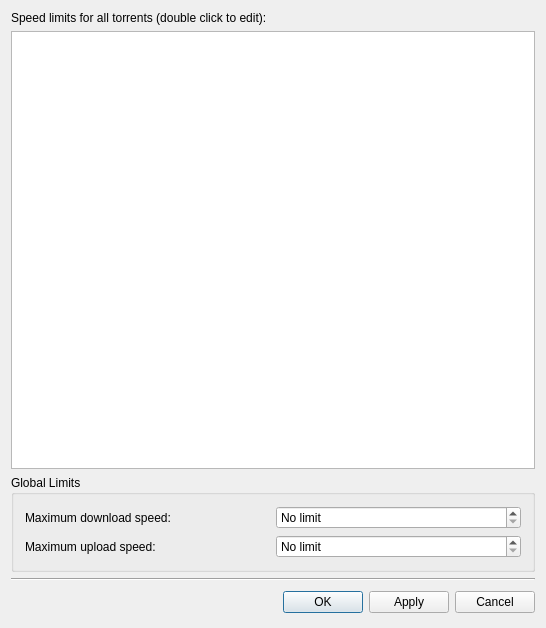
KDE/ktorrent, file ktorrent/speedlimitsdlg.ui: the form before one commit.
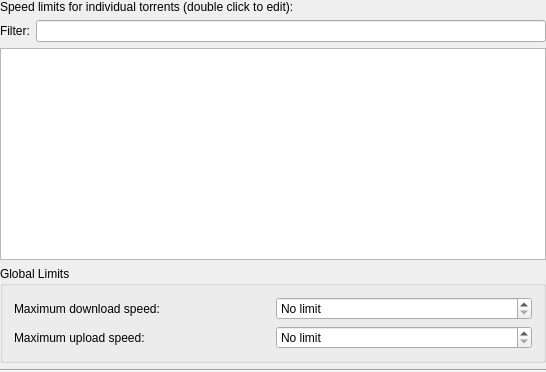
The form after the commit. Custom widgets are drawn as their Qt base class.

Commit message: Revamp speed limits dialog : - Add filter box to speed limits dialog - Make it a KDialog instead of a QDialog

```diff
--- a/ktorrent/speedlimitsdlg.ui
+++ b/ktorrent/speedlimitsdlg.ui
@@ -1,22 +1,25 @@
 <ui version="4.0" >
  <class>SpeedLimitsDlg</class>
- <widget class="QDialog" name="SpeedLimitsDlg" >
-  <property name="geometry" >
+ <widget class="QWidget" name="SpeedLimitsDlg">
+  <property name="geometry">
    <rect>
     <x>0</x>
     <y>0</y>
     <width>546</width>
-    <height>628</height>
+    <height>372</height>
    </rect>
   </property>
   <property name="windowTitle" >
    <string>Speed Limits</string>
   </property>
-  <layout class="QVBoxLayout" >
+  <layout class="QVBoxLayout" name="verticalLayout">
+   <property name="margin">
+    <number>0</number>
+   </property>
    <item>
-    <widget class="QLabel" name="m_main_caption" >
-     <property name="text" >
-      <string>Speed limits for all torrents (double click to edit):</string>
+    <widget class="QLabel" name="m_main_caption">
+     <property name="text">
+      <string>Speed limits for individual torrents (double click to edit):</string>
      </property>
      <property name="wordWrap" >
       <bool>false</bool>
@@ -24,8 +27,26 @@
     </widget>
    </item>
    <item>
-    <widget class="QTreeView" name="m_speed_limits_view" >
-     <property name="alternatingRowColors" >
+    <layout class="QHBoxLayout" name="horizontalLayout">
+     <item>
+      <widget class="QLabel" name="label">
+       <property name="text">
+        <string>Filter:</string>
+       </property>
+      </widget>
+     </item>
+     <item>
+      <widget class="KLineEdit" name="m_filter">
+       <property name="showClearButton" stdset="0">
+        <bool>true</bool>
+       </property>
+      </widget>
+     </item>
+    </layout>
+   </item>
+   <item>
+    <widget class="QTreeView" name="m_speed_limits_view">
+     <property name="alternatingRowColors">
       <bool>true</bool>
      </property>
      <property name="rootIsDecorated" >
@@ -37,14 +58,14 @@
     </widget>
    </item>
    <item>
-    <widget class="QGroupBox" name="groupBox" >
-     <property name="title" >
+    <widget class="QGroupBox" name="groupBox">
+     <property name="title">
       <string>Global Limits</string>
      </property>
-     <layout class="QGridLayout" >
-      <item row="0" column="0" >
-       <widget class="QLabel" name="textLabel3" >
-        <property name="text" >
+     <layout class="QGridLayout">
+      <item row="0" column="0">
+       <widget class="QLabel" name="textLabel3">
+        <property name="text">
          <string>Maximum download speed:</string>
         </property>
         <property name="wordWrap" >
@@ -52,9 +73,9 @@
         </property>
        </widget>
       </item>
-      <item row="0" column="1" >
-       <widget class="QSpinBox" name="m_download_rate" >
-        <property name="specialValueText" >
+      <item row="0" column="1">
+       <widget class="QSpinBox" name="m_download_rate">
+        <property name="specialValueText">
          <string>No limit</string>
         </property>
         <property name="suffix" >
@@ -65,9 +86,9 @@
         </property>
        </widget>
       </item>
-      <item row="1" column="0" >
-       <widget class="QLabel" name="textLabel2" >
-        <property name="text" >
+      <item row="1" column="0">
+       <widget class="QLabel" name="textLabel2">
+        <property name="text">
          <string>Maximum upload speed:</string>
         </property>
         <property name="wordWrap" >
@@ -75,9 +96,9 @@
         </property>
        </widget>
       </item>
-      <item row="1" column="1" >
-       <widget class="QSpinBox" name="m_upload_rate" >
-        <property name="specialValueText" >
+      <item row="1" column="1">
+       <widget class="QSpinBox" name="m_upload_rate">
+        <property name="specialValueText">
          <string>No limit</string>
         </property>
         <property name="suffix" >
@@ -92,8 +113,8 @@
     </widget>
    </item>
    <item>
-    <widget class="Line" name="line1" >
-     <property name="frameShape" >
+    <widget class="Line" name="line1">
+     <property name="frameShape">
       <enum>QFrame::HLine</enum>
      </property>
      <property name="frameShadow" >
@@ -101,56 +122,15 @@
      </property>
     </widget>
    </item>
-   <item>
-    <layout class="QHBoxLayout" >
-     <item>
-      <spacer>
-       <property name="orientation" >
-        <enum>Qt::Horizontal</enum>
-       </property>
-       <property name="sizeType" >
-        <enum>QSizePolicy::Expanding</enum>
-       </property>
-       <property name="sizeHint" >
-        <size>
-         <width>231</width>
-         <height>30</height>
-        </size>
-       </property>
-      </spacer>
-     </item>
-     <item>
-      <widget class="KPushButton" name="m_ok" >
-       <property name="text" >
-        <string>OK</string>
-       </property>
-      </widget>
-     </item>
-     <item>
-      <widget class="KPushButton" name="m_apply" >
-       <property name="text" >
-        <string>Apply</string>
-       </property>
-      </widget>
-     </item>
-     <item>
-      <widget class="KPushButton" name="m_cancel" >
-       <property name="text" >
-        <string>Cancel</string>
-       </property>
-      </widget>
-     </item>
-    </layout>
-   </item>
   </layout>
  </widget>
- <layoutdefault spacing="6" margin="11" />
+ <layoutdefault spacing="6" margin="11"/>
  <pixmapfunction>qPixmapFromMimeSource</pixmapfunction>
  <customwidgets>
   <customwidget>
-   <class>KPushButton</class>
-   <extends>QPushButton</extends>
-   <header location="global" >kpushbutton.h</header>
+   <class>KLineEdit</class>
+   <extends>QLineEdit</extends>
+   <header>klineedit.h</header>
   </customwidget>
  </customwidgets>
  <resources/>
```
Left out of the diff: 25 changed lines with no effect on the pictures. The commit also changes 3 other files.
